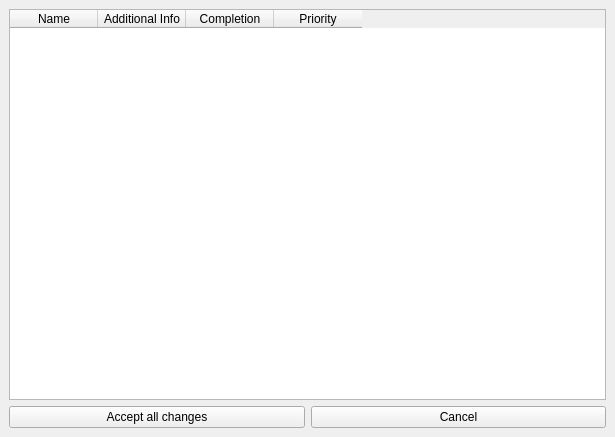
Qt form planner/ktaskwindow.ui (kiramor/planner) before a commit.
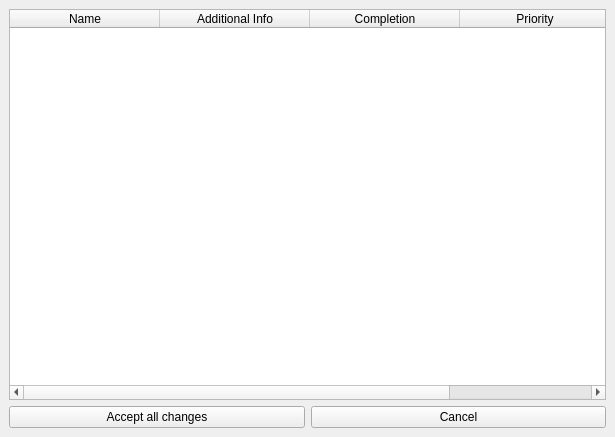
The same form after that commit.

```diff
--- a/planner/ktaskwindow.ui
+++ b/planner/ktaskwindow.ui
@@ -35,7 +35,7 @@
          <bool>false</bool>
         </attribute>
         <attribute name="horizontalHeaderDefaultSectionSize">
-         <number>88</number>
+         <number>150</number>
         </attribute>
         <attribute name="verticalHeaderStretchLastSection">
          <bool>false</bool>
```
